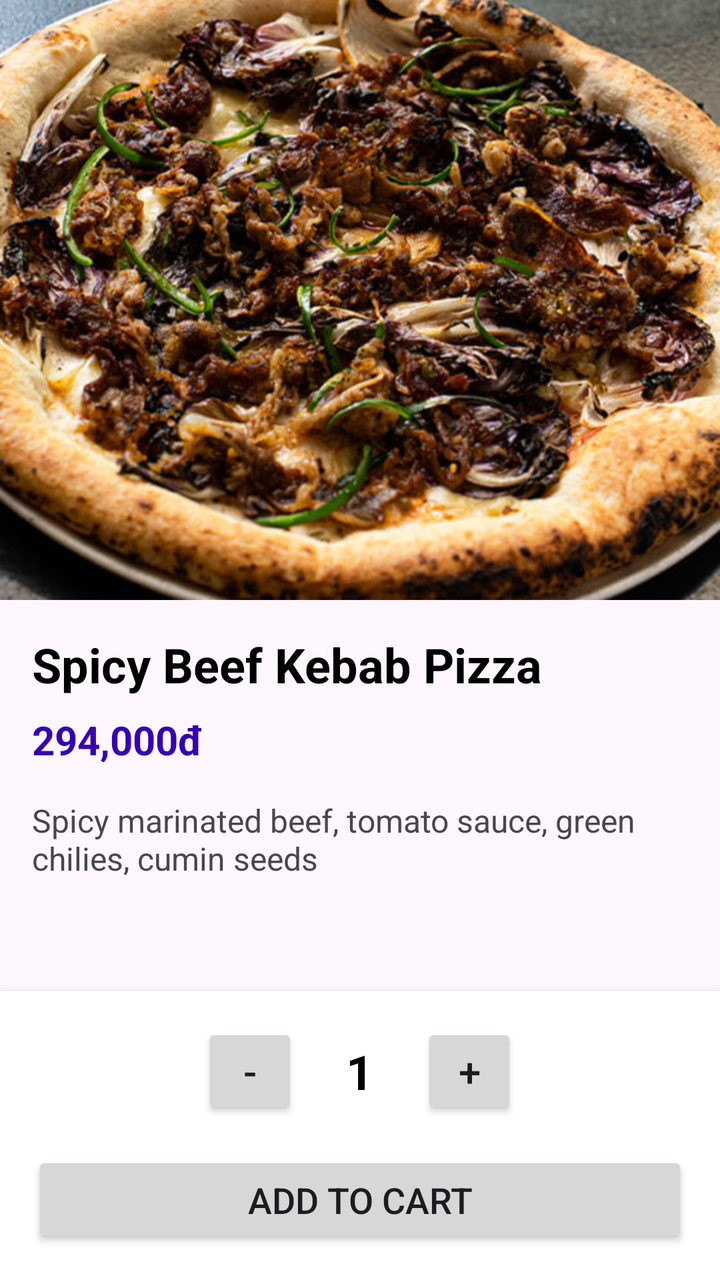
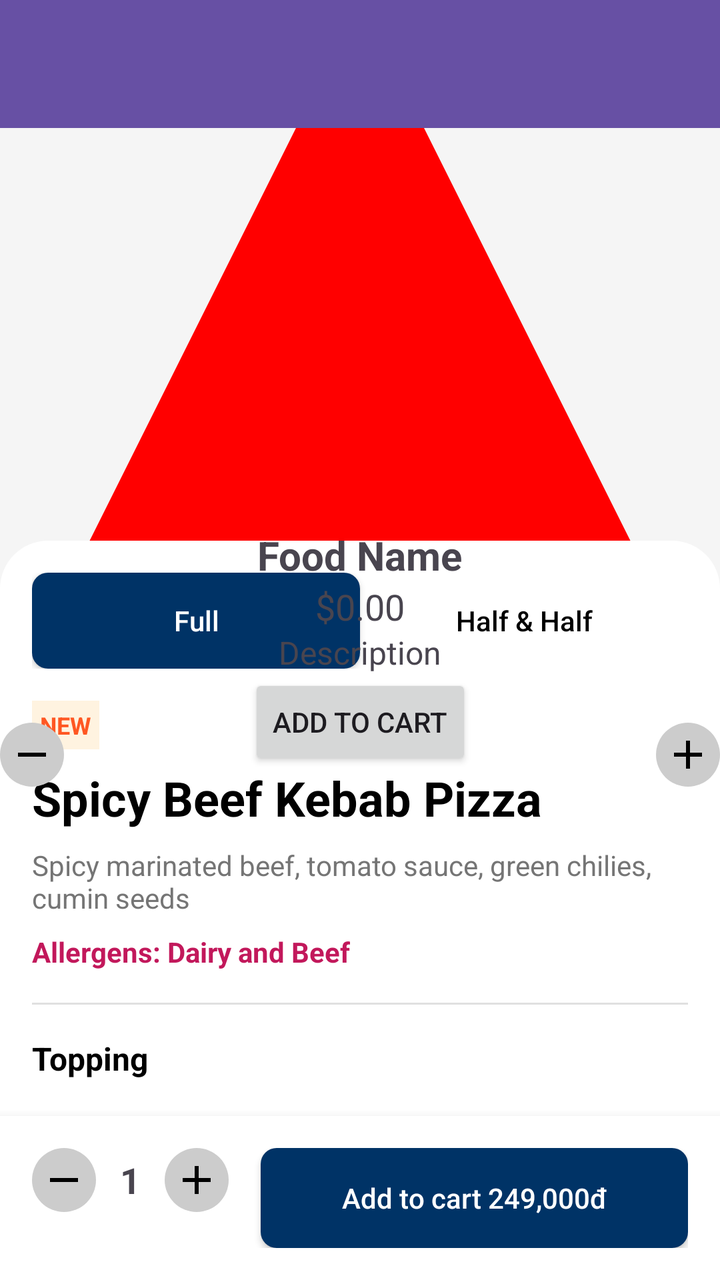

Two renders of the same Android screen: before a commit and after it. Below are the layout's source before the change and the commit's diff.
<!-- AndroidManifest.xml: application theme Theme.PizzaApp -->
<!-- res/layout/activity_food_detail.xml -->
<?xml version="1.0" encoding="utf-8"?>
<androidx.coordinatorlayout.widget.CoordinatorLayout xmlns:android="http://schemas.android.com/apk/res/android"
    xmlns:app="http://schemas.android.com/apk/res-auto"
    xmlns:tools="http://schemas.android.com/tools"
    android:layout_width="match_parent"
    android:layout_height="match_parent"
    tools:context=".activity.FoodDetailActivity">

    <com.google.android.material.appbar.AppBarLayout
        android:id="@+id/app_bar_layout"
        android:layout_width="match_parent"
        android:layout_height="300dp"
        android:theme="@style/ThemeOverlay.AppCompat.Dark.ActionBar">

        <com.google.android.material.appbar.CollapsingToolbarLayout
            android:id="@+id/collapsing_toolbar"
            android:layout_width="match_parent"
            android:layout_height="match_parent"
            app:layout_scrollFlags="scroll|exitUntilCollapsed"
            app:contentScrim="?attr/colorPrimary">

            <ImageView
                android:id="@+id/iv_food_detail_image"
                android:layout_width="match_parent"
                android:layout_height="match_parent"
                android:scaleType="centerCrop"
                android:src="@drawable/img_beef_kebab"
                app:layout_collapseMode="parallax" />

            <androidx.appcompat.widget.Toolbar
                android:id="@+id/toolbar"
                android:layout_width="match_parent"
                android:layout_height="?attr/actionBarSize"
                app:layout_collapseMode="pin" />

        </com.google.android.material.appbar.CollapsingToolbarLayout>
    </com.google.android.material.appbar.AppBarLayout>

    <androidx.core.widget.NestedScrollView
        android:layout_width="match_parent"
        android:layout_height="match_parent"
        app:layout_behavior="@string/appbar_scrolling_view_behavior">

        <LinearLayout
            android:layout_width="match_parent"
            android:layout_height="wrap_content"
            android:orientation="vertical"
            android:padding="16dp">

            <TextView
                android:id="@+id/tv_food_detail_name"
                android:layout_width="wrap_content"
                android:layout_height="wrap_content"
                android:text="Spicy Beef Kebab Pizza"
                android:textSize="24sp"
                android:textStyle="bold"
                android:textColor="@color/black" />

            <TextView
                android:id="@+id/tv_food_detail_price"
                android:layout_width="wrap_content"
                android:layout_height="wrap_content"
                android:text="294,000đ"
                android:textSize="20sp"
                android:textStyle="bold"
                android:textColor="@color/purple_700"
                android:layout_marginTop="8dp"/>

            <TextView
                android:id="@+id/tv_food_detail_description"
                android:layout_width="wrap_content"
                android:layout_height="wrap_content"
                android:text="Spicy marinated beef, tomato sauce, green chilies, cumin seeds"
                android:textSize="16sp"
                android:layout_marginTop="16dp"/>
        </LinearLayout>

    </androidx.core.widget.NestedScrollView>

    <LinearLayout
        android:layout_width="match_parent"
        android:layout_height="wrap_content"
        android:orientation="vertical"
        android:layout_gravity="bottom"
        android:background="@color/white"
        android:padding="16dp"
        android:elevation="8dp"> <LinearLayout
        android:layout_width="wrap_content"
        android:layout_height="wrap_content"
        android:orientation="horizontal"
        android:layout_gravity="center_horizontal"
        android:gravity="center_vertical"
        android:layout_marginBottom="16dp">

        <Button
            android:id="@+id/btn_minus_quantity"
            android:layout_width="48dp"
            android:layout_height="48dp"
            android:text="-"
            android:textSize="20sp" />

        <TextView
            android:id="@+id/tv_quantity"
            android:layout_width="wrap_content"
            android:layout_height="wrap_content"
            android:text="1"
            android:textSize="24sp"
            android:textStyle="bold"
            android:textColor="@color/black"
            android:layout_marginStart="24dp"
            android:layout_marginEnd="24dp" />

        <Button
            android:id="@+id/btn_plus_quantity"
            android:layout_width="48dp"
            android:layout_height="48dp"
            android:text="+"
            android:textSize="20sp" />
    </LinearLayout>

        <Button
            android:id="@+id/btn_add_to_cart"
            android:layout_width="match_parent"
            android:layout_height="wrap_content"
            android:text="Add to cart"
            android:textSize="18sp"
            android:padding="12dp" />
    </LinearLayout>

</androidx.coordinatorlayout.widget.CoordinatorLayout>
<!-- resources referenced by this layout -->
<resources>
  <color name="black">#FF000000</color>
  <color name="purple_700">#FF3700B3</color>
  <color name="white">#FFFFFFFF</color>
  <!-- drawable img_beef_kebab: jpg bitmap (drawable, 122235 bytes) -->
  <style name="Theme.PizzaApp" parent="Base.Theme.PizzaApp" />
  <style name="Base.Theme.PizzaApp" parent="Theme.Material3.DayNight.NoActionBar">
          
          
      </style>
</resources>

<!-- the commit's change to res/layout/activity_food_detail.xml (unified diff, before → after) -->
@@ -1,130 +1,274 @@
 <?xml version="1.0" encoding="utf-8"?>
-<androidx.coordinatorlayout.widget.CoordinatorLayout xmlns:android="http://schemas.android.com/apk/res/android"
+<androidx.constraintlayout.widget.ConstraintLayout
+    xmlns:android="http://schemas.android.com/apk/res/android"
     xmlns:app="http://schemas.android.com/apk/res-auto"
     xmlns:tools="http://schemas.android.com/tools"
     android:layout_width="match_parent"
     android:layout_height="match_parent"
-    tools:context=".activity.FoodDetailActivity">
-
-    <com.google.android.material.appbar.AppBarLayout
-        android:id="@+id/app_bar_layout"
+    android:background="#F5F5F5">
+
+    <ImageView
+        android:id="@+id/imgHeader"
         android:layout_width="match_parent"
         android:layout_height="300dp"
-        android:theme="@style/ThemeOverlay.AppCompat.Dark.ActionBar">
-
-        <com.google.android.material.appbar.CollapsingToolbarLayout
-            android:id="@+id/collapsing_toolbar"
-            android:layout_width="match_parent"
-            android:layout_height="match_parent"
-            app:layout_scrollFlags="scroll|exitUntilCollapsed"
-            app:contentScrim="?attr/colorPrimary">
-
-            <ImageView
-                android:id="@+id/iv_food_detail_image"
-                android:layout_width="match_parent"
-                android:layout_height="match_parent"
-                android:scaleType="centerCrop"
-                android:src="@drawable/img_beef_kebab"
-                app:layout_collapseMode="parallax" />
-
-            <androidx.appcompat.widget.Toolbar
-                android:id="@+id/toolbar"
-                android:layout_width="match_parent"
-                android:layout_height="?attr/actionBarSize"
-                app:layout_collapseMode="pin" />
-
-        </com.google.android.material.appbar.CollapsingToolbarLayout>
-    </com.google.android.material.appbar.AppBarLayout>
+        android:scaleType="centerCrop"
+        android:src="@drawable/pizza_sample"
+        app:layout_constraintTop_toTopOf="parent" />
+
+    <ImageButton
+        android:id="@+id/btnBack"
+        android:layout_width="40dp"
+        android:layout_height="40dp"
+        android:layout_marginStart="16dp"
+        android:layout_marginTop="16dp"
+        android:background="@drawable/bg_circle_white"
+        android:src="@drawable/ic_back"
+        app:layout_constraintStart_toStartOf="parent"
+        app:layout_constraintTop_toTopOf="parent" />
+
+    <ImageButton
+        android:id="@+id/btnCart"
+        android:layout_width="40dp"
+        android:layout_height="40dp"
+        android:layout_marginEnd="16dp"
+        android:layout_marginTop="16dp"
+        android:background="@drawable/bg_circle_white"
+        android:src="@drawable/ic_cart"
+        app:layout_constraintEnd_toEndOf="parent"
+        app:layout_constraintTop_toTopOf="parent" />
 
     <androidx.core.widget.NestedScrollView
         android:layout_width="match_parent"
-        android:layout_height="match_parent"
-        app:layout_behavior="@string/appbar_scrolling_view_behavior">
+        android:layout_height="0dp"
+        android:layout_marginTop="-30dp"
+        android:background="@drawable/bg_rounded_top"
+        android:padding="16dp"
+        app:layout_constraintBottom_toTopOf="@+id/layoutBottomBar"
+        app:layout_constraintTop_toBottomOf="@+id/imgHeader">
 
         <LinearLayout
             android:layout_width="match_parent"
             android:layout_height="wrap_content"
-            android:orientation="vertical"
-            android:padding="16dp">
-
-            <TextView
-                android:id="@+id/tv_food_detail_name"
+            android:orientation="vertical"> <LinearLayout
+                android:layout_width="match_parent"
+                android:layout_height="wrap_content"
+                android:orientation="horizontal"
+                android:weightSum="2"
+                android:layout_marginBottom="16dp">
+
+                <Button
+                    android:id="@+id/btnFull"
+                    android:layout_width="0dp"
+                    android:layout_height="wrap_content"
+                    android:layout_weight="1"
+                    android:text="Full"
+                    android:background="@drawable/bg_button_blue"
+                    android:textColor="#FFFFFF"
+                    android:textAllCaps="false"/>
+
+                <Button
+                    android:id="@+id/btnHalf"
+                    android:layout_width="0dp"
+                    android:layout_height="wrap_content"
+                    android:layout_weight="1"
+                    android:text="Half &amp; Half"
+                    android:background="@android:color/transparent"
+                    android:textColor="#000000"
+                    android:textAllCaps="false"/>
+            </LinearLayout>
+
+            <TextView
+                android:layout_width="wrap_content"
+                android:layout_height="wrap_content"
+                android:text="NEW"
+                android:textColor="#FF5722"
+                android:textStyle="bold"
+                android:background="#FFF3E0"
+                android:padding="4dp"
+                android:textSize="12sp"/>
+
+            <TextView
+                android:id="@+id/txtTitle"
                 android:layout_width="wrap_content"
                 android:layout_height="wrap_content"
                 android:text="Spicy Beef Kebab Pizza"
                 android:textSize="24sp"
                 android:textStyle="bold"
-                android:textColor="@color/black" />
-
-            <TextView
-                android:id="@+id/tv_food_detail_price"
-                android:layout_width="wrap_content"
-                android:layout_height="wrap_content"
-                android:text="294,000đ"
-                android:textSize="20sp"
-                android:textStyle="bold"
-                android:textColor="@color/purple_700"
-                android:layout_marginTop="8dp"/>
-
-            <TextView
-                android:id="@+id/tv_food_detail_description"
+                android:textColor="#000000"
+                android:layout_marginTop="8dp"/>
+
+            <TextView
                 android:layout_width="wrap_content"
                 android:layout_height="wrap_content"
                 android:text="Spicy marinated beef, tomato sauce, green chilies, cumin seeds"
+                android:textColor="#757575"
+                android:layout_marginTop="8dp"/>
+
+            <TextView
+                android:layout_width="wrap_content"
+                android:layout_height="wrap_content"
+                android:text="Allergens: Dairy and Beef"
+                android:textColor="#C2185B"
+                android:textStyle="bold"
+                android:layout_marginTop="8dp"/>
+
+            <View android:layout_width="match_parent" android:layout_height="1dp" android:background="#E0E0E0" android:layout_marginVertical="16dp"/>
+
+            <TextView
+                android:layout_width="wrap_content"
+                android:layout_height="wrap_content"
+                android:text="Topping"
+                android:textStyle="bold"
                 android:textSize="16sp"
-                android:layout_marginTop="16dp"/>
+                android:textColor="#000000"/>
+
+            <TextView
+                android:layout_width="wrap_content"
+                android:layout_height="wrap_content"
+                android:text="+ Add more"
+                android:textColor="#003366"
+                android:layout_marginTop="8dp"/>
+
         </LinearLayout>
-
     </androidx.core.widget.NestedScrollView>
 
     <LinearLayout
-        android:layout_width="match_parent"
-        android:layout_height="wrap_content"
-        android:orientation="vertical"
-        android:layout_gravity="bottom"
-        android:background="@color/white"
+        android:id="@+id/layoutBottomBar"
+        android:layout_width="match_parent"
+        android:layout_height="wrap_content"
+        android:orientation="horizontal"
         android:padding="16dp"
-        android:elevation="8dp"> <LinearLayout
-        android:layout_width="wrap_content"
-        android:layout_height="wrap_content"
-        android:orientation="horizontal"
-        android:layout_gravity="center_horizontal"
-        android:gravity="center_vertical"
-        android:layout_marginBottom="16dp">
-
-        <Button
-            android:id="@+id/btn_minus_quantity"
-            android:layout_width="48dp"
-            android:layout_height="48dp"
-            android:text="-"
-            android:textSize="20sp" />
-
-        <TextView
-            android:id="@+id/tv_quantity"
+        android:background="#FFFFFF"
+        android:elevation="8dp"
+        app:layout_constraintBottom_toBottomOf="parent">
+
+        <LinearLayout
             android:layout_width="wrap_content"
             android:layout_height="wrap_content"
-            android:text="1"
-            android:textSize="24sp"
-            android:textStyle="bold"
-            android:textColor="@color/black"
-            android:layout_marginStart="24dp"
-            android:layout_marginEnd="24dp" />
+            android:orientation="horizontal"
+            android:gravity="center_vertical"
+            android:layout_marginEnd="16dp">
+
+            <ImageButton
+                android:layout_width="32dp"
+                android:layout_height="32dp"
+                android:src="@drawable/ic_minus"
+                android:background="@drawable/bg_circle_gray"/>
+
+            <TextView
+                android:layout_width="wrap_content"
+                android:layout_height="wrap_content"
+                android:text="1"
+                android:textSize="18sp"
+                android:textStyle="bold"
+                android:layout_marginHorizontal="12dp"/>
+
+            <ImageButton
+                android:layout_width="32dp"
+                android:layout_height="32dp"
+                android:src="@drawable/ic_plus"
+                android:background="@drawable/bg_circle_gray"/>
+        </LinearLayout>
 
         <Button
-            android:id="@+id/btn_plus_quantity"
-            android:layout_width="48dp"
-            android:layout_height="48dp"
-            android:text="+"
-            android:textSize="20sp" />
+            android:id="@+id/btnAddCart"
+            android:layout_width="match_parent"
+            android:layout_height="50dp"
+            android:text="Add to cart 249,000đ"
+            android:background="@drawable/bg_button_blue"
+            android:textColor="#FFFFFF"
+            android:textAllCaps="false"/>
     </LinearLayout>
 
-        <Button
-            android:id="@+id/btn_add_to_cart"
-            android:layout_width="match_parent"
-            android:layout_height="wrap_content"
-            android:text="Add to cart"
-            android:textSize="18sp"
-            android:padding="12dp" />
-    </LinearLayout>
-
-</androidx.coordinatorlayout.widget.CoordinatorLayout>
+    <androidx.appcompat.widget.Toolbar
+        android:id="@+id/toolbar"
+        android:layout_width="match_parent"
+        android:layout_height="wrap_content"
+        android:background="?attr/colorPrimary"
+        android:theme="@style/ThemeOverlay.AppCompat.Dark.ActionBar"
+        app:layout_constraintTop_toTopOf="parent" />
+
+    <ImageView
+        android:id="@+id/iv_food_detail_image"
+        android:layout_width="match_parent"
+        android:layout_height="200dp"
+        android:scaleType="centerCrop"
+        android:src="@drawable/pizza_sample"
+        app:layout_constraintTop_toBottomOf="@id/toolbar" />
+
+    <TextView
+        android:id="@+id/tv_food_detail_name"
+        android:layout_width="wrap_content"
+        android:layout_height="wrap_content"
+        android:text="Food Name"
+        android:textSize="20sp"
+        android:textStyle="bold"
+        app:layout_constraintTop_toBottomOf="@id/iv_food_detail_image"
+        app:layout_constraintStart_toStartOf="parent"
+        app:layout_constraintEnd_toEndOf="parent" />
+
+    <TextView
+        android:id="@+id/tv_food_detail_price"
+        android:layout_width="wrap_content"
+        android:layout_height="wrap_content"
+        android:text="$0.00"
+        android:textSize="18sp"
+        app:layout_constraintTop_toBottomOf="@id/tv_food_detail_name"
+        app:layout_constraintStart_toStartOf="parent"
+        app:layout_constraintEnd_toEndOf="parent" />
+
+    <TextView
+        android:id="@+id/tv_food_detail_description"
+        android:layout_width="wrap_content"
+        android:layout_height="wrap_content"
+        android:text="Description"
+        android:textSize="16sp"
+        app:layout_constraintTop_toBottomOf="@id/tv_food_detail_price"
+        app:layout_constraintStart_toStartOf="parent"
+        app:layout_constraintEnd_toEndOf="parent" />
+
+    <Button
+        android:id="@+id/btn_add_to_cart"
+        android:layout_width="wrap_content"
+        android:layout_height="wrap_content"
+        android:text="Add to Cart"
+        app:layout_constraintTop_toBottomOf="@id/tv_food_detail_description"
+        app:layout_constraintStart_toStartOf="parent"
+        app:layout_constraintEnd_toEndOf="parent" />
+
+    <TextView
+        android:id="@+id/tv_quantity"
+        android:layout_width="wrap_content"
+        android:layout_height="wrap_content"
+        android:text="1"
+        android:textSize="18sp"
+        android:layout_marginHorizontal="12dp"
+        app:layout_constraintTop_toBottomOf="@id/tv_food_detail_description"
+        app:layout_constraintStart_toStartOf="parent"
+        app:layout_constraintEnd_toEndOf="parent" />
+
+    <ImageButton
+        android:id="@+id/btn_minus_quantity"
+        android:layout_width="32dp"
+        android:layout_height="32dp"
+        android:src="@drawable/ic_minus"
+        android:background="@drawable/bg_circle_gray"
+        app:layout_constraintTop_toBottomOf="@id/tv_quantity"
+        app:layout_constraintStart_toStartOf="parent" />
+
+    <ImageButton
+        android:id="@+id/btn_plus_quantity"
+        android:layout_width="32dp"
+        android:layout_height="32dp"
+        android:src="@drawable/ic_plus"
+        android:background="@drawable/bg_circle_gray"
+        app:layout_constraintTop_toBottomOf="@id/tv_quantity"
+        app:layout_constraintEnd_toEndOf="parent" />
+
+    <com.google.android.material.appbar.CollapsingToolbarLayout
+        android:id="@+id/collapsing_toolbar"
+        android:layout_width="match_parent"
+        android:layout_height="wrap_content"
+        app:layout_constraintTop_toTopOf="parent" />
+
+</androidx.constraintlayout.widget.ConstraintLayout>
<!-- resource entries referenced after the edit -->
@@ -1,9 +1,46 @@
 <!-- resources referenced by this layout -->
 <resources>
-  <color name="black">#FF000000</color>
-  <color name="purple_700">#FF3700B3</color>
-  <color name="white">#FFFFFFFF</color>
-  <!-- drawable img_beef_kebab: jpg bitmap (drawable, 122235 bytes) -->
+  <!-- drawable bg_button_blue (drawable) -->
+  <?xml version="1.0" encoding="utf-8"?>
+  <shape xmlns:android="http://schemas.android.com/apk/res/android" android:shape="rectangle">
+      <solid android:color="#003366"/>
+      <corners android:radius="8dp"/>
+  </shape>
+  <!-- drawable bg_circle_gray (drawable) -->
+  <shape xmlns:android="http://schemas.android.com/apk/res/android" android:shape="oval">
+      <solid android:color="#CCCCCC"/>
+  </shape>
+  <!-- drawable bg_circle_white (drawable) -->
+  <shape xmlns:android="http://schemas.android.com/apk/res/android" android:shape="oval">
+      <solid android:color="#FFFFFF"/>
+  </shape>
+  <!-- drawable bg_rounded_top (drawable) -->
+  <?xml version="1.0" encoding="utf-8"?>
+  <shape xmlns:android="http://schemas.android.com/apk/res/android"
+      android:shape="rectangle">
+      <solid android:color="#FFFFFF"/>
+      <corners android:topLeftRadius="24dp" android:topRightRadius="24dp"/>
+  </shape>
+  <!-- drawable ic_back (drawable) -->
+  <vector xmlns:android="http://schemas.android.com/apk/res/android" android:width="24dp" android:height="24dp" android:viewportWidth="24" android:viewportHeight="24">
+      <path android:fillColor="#000000" android:pathData="M15,18l-6,-6l6,-6"/>
+  </vector>
+  <!-- drawable ic_cart (drawable) -->
+  <vector xmlns:android="http://schemas.android.com/apk/res/android" android:width="24dp" android:height="24dp" android:viewportWidth="24" android:viewportHeight="24">
+      <path android:fillColor="#000000" android:pathData="M7,18c-1.1,0 -1.99,0.9 -1.99,2s0.89,2 1.99,2s2,-0.9 2,-2s-0.9,-2 -2,-2zm10,0c-1.1,0 -1.99,0.9 -1.99,2s0.89,2 1.99,2s2,-0.9 2,-2s-0.9,-2 -2,-2zM7.82,14l0.94,-2h7.45l0.94,2H7.82z"/>
+  </vector>
+  <!-- drawable ic_minus (drawable) -->
+  <vector xmlns:android="http://schemas.android.com/apk/res/android" android:width="24dp" android:height="24dp" android:viewportWidth="24" android:viewportHeight="24">
+      <path android:fillColor="#000000" android:pathData="M19,13H5v-2h14v2z"/>
+  </vector>
+  <!-- drawable ic_plus (drawable) -->
+  <vector xmlns:android="http://schemas.android.com/apk/res/android" android:width="24dp" android:height="24dp" android:viewportWidth="24" android:viewportHeight="24">
+      <path android:fillColor="#000000" android:pathData="M19,13H13v6h-2v-6H5v-2h6V5h2v6h6v2z"/>
+  </vector>
+  <!-- drawable pizza_sample (drawable) -->
+  <vector xmlns:android="http://schemas.android.com/apk/res/android" android:width="24dp" android:height="24dp" android:viewportWidth="24" android:viewportHeight="24">
+      <path android:fillColor="#FF0000" android:pathData="M12,2L2,22h20L12,2z"/>
+  </vector>
   <style name="Theme.PizzaApp" parent="Base.Theme.PizzaApp" />
   <style name="Base.Theme.PizzaApp" parent="Theme.Material3.DayNight.NoActionBar">
           
